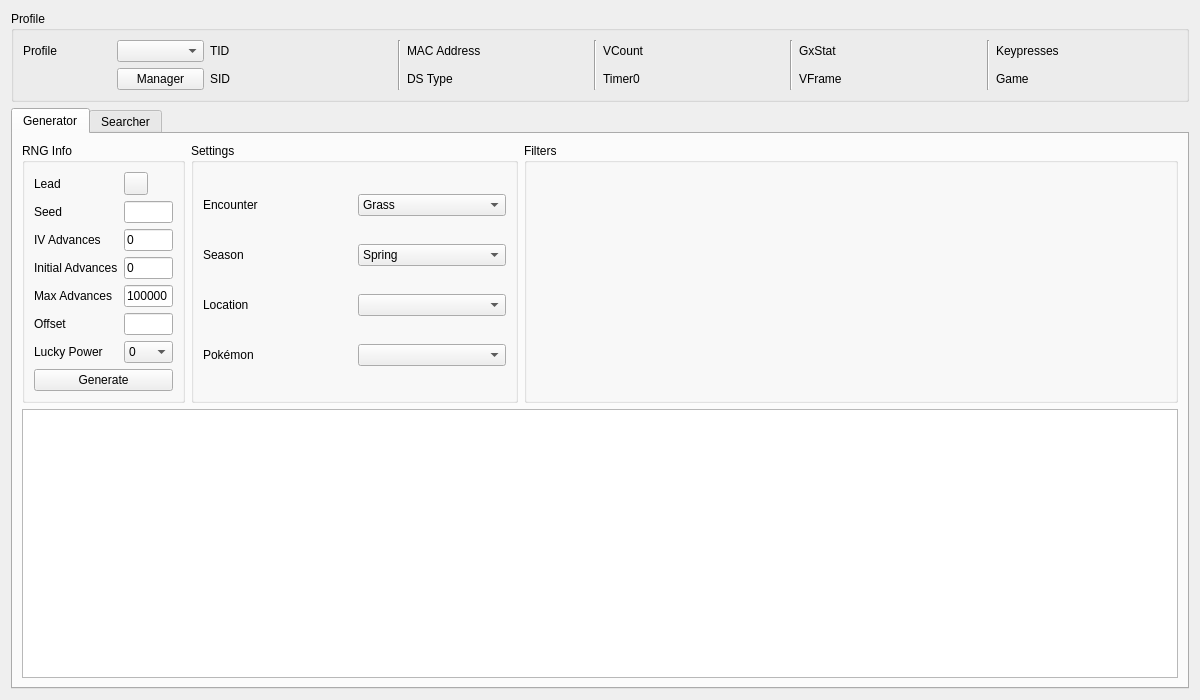
Above: Form/Gen5/Wild5.ui from Admiral-Fish/PokeFinder before the change. Below: the same form after it.
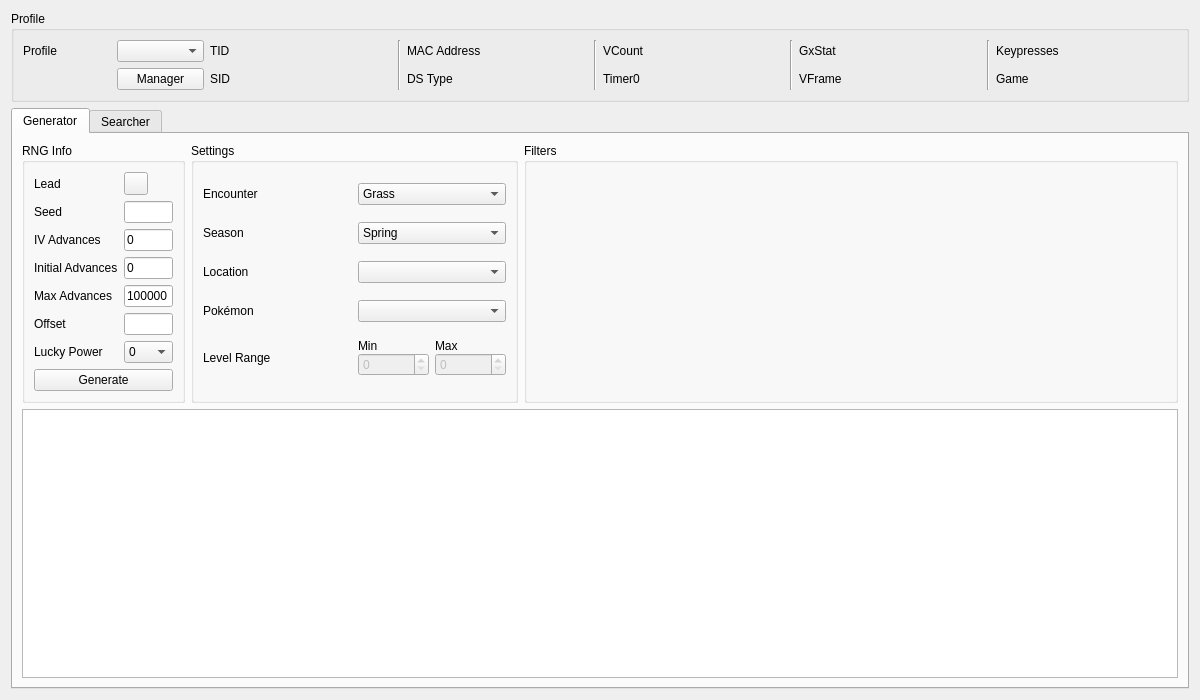
That is the form after the change. Custom widgets are drawn as their Qt base class.

Commit message: Addition of level filter for generator and searcher tabs of gen 3, 4 and 5 wild rng for surfing and fishing encounters

```diff
--- a/Form/Gen5/Wild5.ui
+++ b/Form/Gen5/Wild5.ui
@@ -409,6 +409,77 @@
           <item row="3" column="1">
            <widget class="ComboBox" name="comboBoxGeneratorPokemon"/>
           </item>
+          <item row="4" column="0">
+           <widget class="QLabel" name="labelGeneratorLevelRange">
+            <property name="text">
+             <string>Level Range</string>
+            </property>
+           </widget>
+          </item>
+          <item row="4" column="1">
+           <widget class="QWidget" name="widgetGeneratorLevelRange" native="true">
+            <property name="sizePolicy">
+             <sizepolicy hsizetype="Preferred" vsizetype="Fixed">
+              <horstretch>0</horstretch>
+              <verstretch>0</verstretch>
+             </sizepolicy>
+            </property>
+            <layout class="QGridLayout" name="gridLayoutGeneratorLevelRange">
+             <property name="leftMargin">
+              <number>0</number>
+             </property>
+             <property name="topMargin">
+              <number>0</number>
+             </property>
+             <property name="rightMargin">
+              <number>0</number>
+             </property>
+             <property name="bottomMargin">
+              <number>0</number>
+             </property>
+             <property name="horizontalSpacing">
+              <number>6</number>
+             </property>
+             <property name="verticalSpacing">
+              <number>0</number>
+             </property>
+             <item row="0" column="0">
+              <widget class="QLabel" name="labelGeneratorLevelMin">
+               <property name="text">
+                <string>Min</string>
+               </property>
+              </widget>
+             </item>
+             <item row="0" column="1">
+              <widget class="QLabel" name="labelGeneratorLevelMax">
+               <property name="text">
+                <string>Max</string>
+               </property>
+              </widget>
+             </item>
+             <item row="1" column="0">
+              <widget class="QSpinBox" name="spinBoxGeneratorLevelMin">
+               <property name="enabled">
+                <bool>false</bool>
+               </property>
+               <property name="maximum">
+                <number>100</number>
+               </property>
+              </widget>
+             </item>
+             <item row="1" column="1">
+              <widget class="QSpinBox" name="spinBoxGeneratorLevelMax">
+               <property name="enabled">
+                <bool>false</bool>
+               </property>
+               <property name="maximum">
+                <number>100</number>
+               </property>
+              </widget>
+             </item>
+            </layout>
+           </widget>
+          </item>
          </layout>
         </widget>
        </item>
```
Left out of the diff: 71 changed lines with no effect on the pictures. The commit also changes 20 other files.
